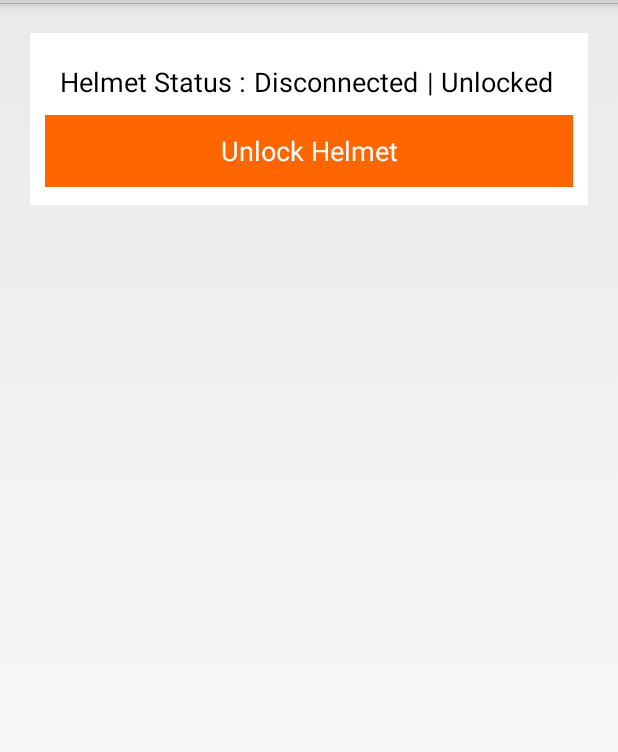
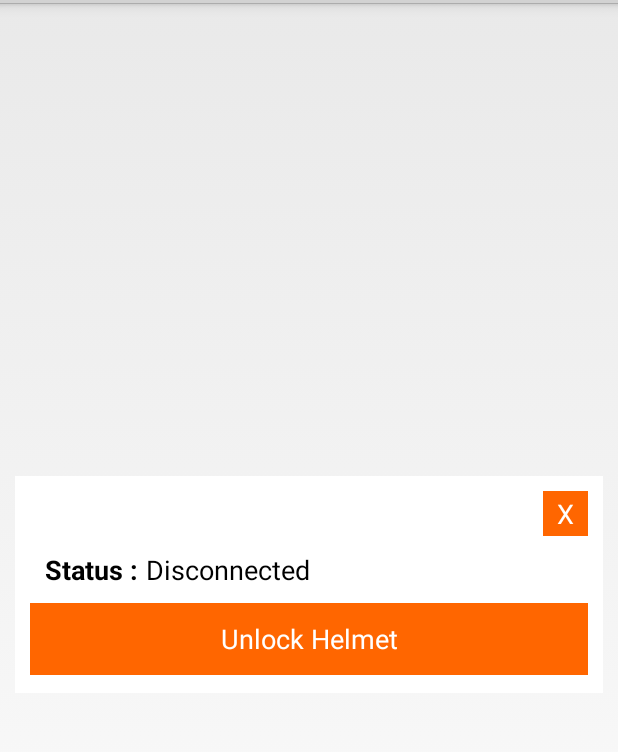
Before and after one commit to noelmurillo15/HelmetBuddy, an Android app: the layout popupwindow.xml on its own in the app's theme, with its tools: preview values and no code run, on a phone screen of 412 x 824 dp, the part 69-821 px from its top. Run offline under Robolectric (Android 15) with nearby library versions, the phone set to English and light mode, and no system bars.

Commit message:
Made the UI even simpler
- Fixed a few bugs that occured when changing the UI
- Prevented repeated calls which did nothing but waste time
- Enhanced BLE Scan
- Revamped the settings and helmet Buttons
- Added lock /unlock button and boolean to keep track
- Hid action bar
- Updated scan interval for BLE to 2 seconds
- saved a reference to Runnable in order to cancel Hnadler.postdelayed when the bluetooth scan adds the BLE Feather
- Updated the background image to include SPIN logo

```diff
--- a/Application/src/main/res/layout/popupwindow.xml
+++ b/Application/src/main/res/layout/popupwindow.xml
@@ -3,9 +3,10 @@
     android:id="@+id/popup"
     android:layout_width="match_parent"
     android:layout_height="wrap_content"
-    android:layout_margin="20dp"
+    android:layout_margin="10dp"
     android:background="#FFF"
     android:gravity="center"
+    android:layout_gravity="center_vertical"
     android:orientation="vertical"
     android:padding="10dp">
 
@@ -34,16 +35,31 @@
             <!--android:textSize="18sp" />-->
     <!--</LinearLayout>-->
 
+    <Button
+        android:id="@+id/close_popup_window"
+        android:layout_width="30dp"
+        android:layout_height="30dp"
+        android:background="#F60"
+        android:gravity="center"
+        android:text="@string/close_popup_btn"
+        android:textColor="#FFF"
+        android:typeface="normal"
+        android:layout_gravity="right"/>
+
     <LinearLayout
         android:layout_width="match_parent"
         android:layout_height="wrap_content"
         android:layout_margin="10dp"
         android:orientation="horizontal">
 
+
+
         <TextView
             android:layout_width="wrap_content"
             android:layout_height="wrap_content"
             android:text="@string/label_state"
+            android:textStyle="bold"
+            android:typeface="normal"
             android:textColor="#000"
             android:textSize="18sp" />
 
@@ -53,18 +69,20 @@
 
         <TextView
             android:id="@+id/popup_connection_state"
-            android:layout_width="115dp"
+            android:layout_width="116dp"
             android:layout_height="wrap_content"
             android:text="@string/disconnected"
+            android:typeface="normal"
             android:textColor="#000"
             android:textSize="18sp" />
 
-        <TextView
-            android:layout_width="match_parent"
-            android:layout_height="wrap_content"
-            android:text="@string/unlock"
-            android:textColor="#000"
-            android:textSize="18sp" />
+        <!--<TextView-->
+            <!--android:id="@+id/popup_lock_status"-->
+            <!--android:layout_width="match_parent"-->
+            <!--android:layout_height="wrap_content"-->
+            <!--android:text="@string/unlock"-->
+            <!--android:textColor="#000"-->
+            <!--android:textSize="18sp" />-->
     </LinearLayout>
 
     <!--<LinearLayout-->
@@ -103,6 +121,7 @@
         android:background="#F60"
         android:gravity="bottom|center|top"
         android:text="@string/unlock_this_helmet"
+        android:typeface="normal"
         android:textColor="#FFF"/>
 
     <!--<Space-->
--- a/Application/src/main/res/values/strings.xml
+++ b/Application/src/main/res/values/strings.xml
@@ -7,7 +7,7 @@
     <!--Labels-->
     <string name="label_data">Data:</string>
     <string name="label_device_address">Device address:</string>
-    <string name="label_state">Helmet Status : </string>
+    <string name="label_state">Status : </string>
     <string name="no_data">No data</string>
     <string name="connected">Connected</string>
     <string name="disconnected">Disconnected</string>
@@ -28,7 +28,8 @@
     <!--Helmet Buttons-->
     <string name="unlock_this_helmet">Unlock Helmet</string>
     <string name="unlock"> | Unlocked</string>
-    <string name="lock">Locked</string>
+    <string name="lock"> | Locked</string>
     <string name="lock_this_helmet">Lock Helmet</string>
+    <string name="close_popup_btn">X</string>
 
 </resources>
```
Also changed, not shown: Application/src/main/java/com/example/android/bluetoothlegatt/DeviceControlActivity.java (+75 -21 lines), Application/src/main/java/com/example/android/bluetoothlegatt/DeviceScanActivity.java (+120 -61 lines), Application/src/main/res/layout/listitem_device.xml (+5 -2 lines), Application/src/main/res/menu/gatt_services.xml (+12 -12 lines), Application/src/main/res/menu/main.xml (+12 -12 lines), Application/src/main/res/drawable-xhdpi/helmeticon.png, Application/src/main/res/drawable-xhdpi/settingsicon.png, Application/src/main/res/drawable-xhdpi/spinbg.png.
